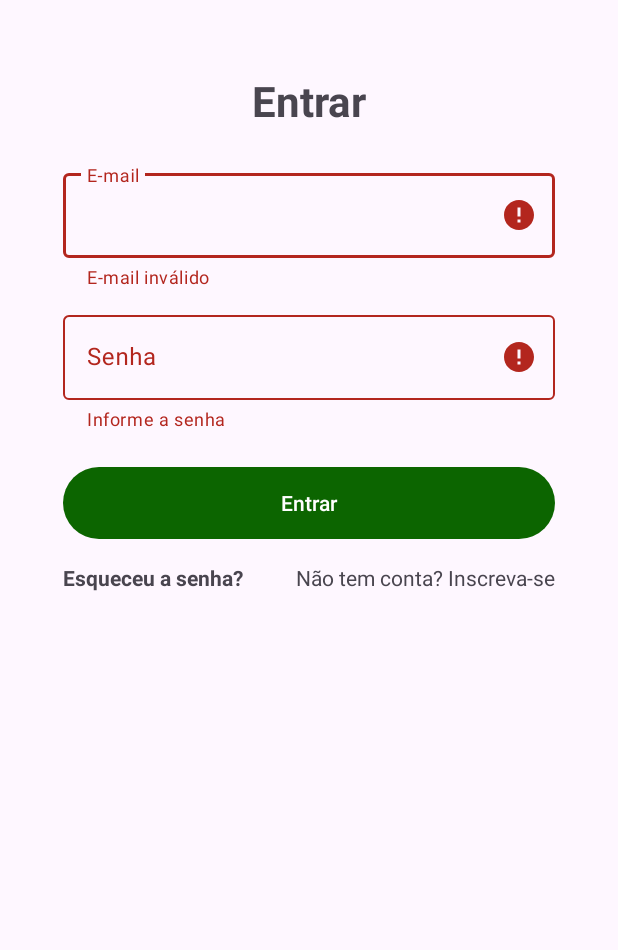
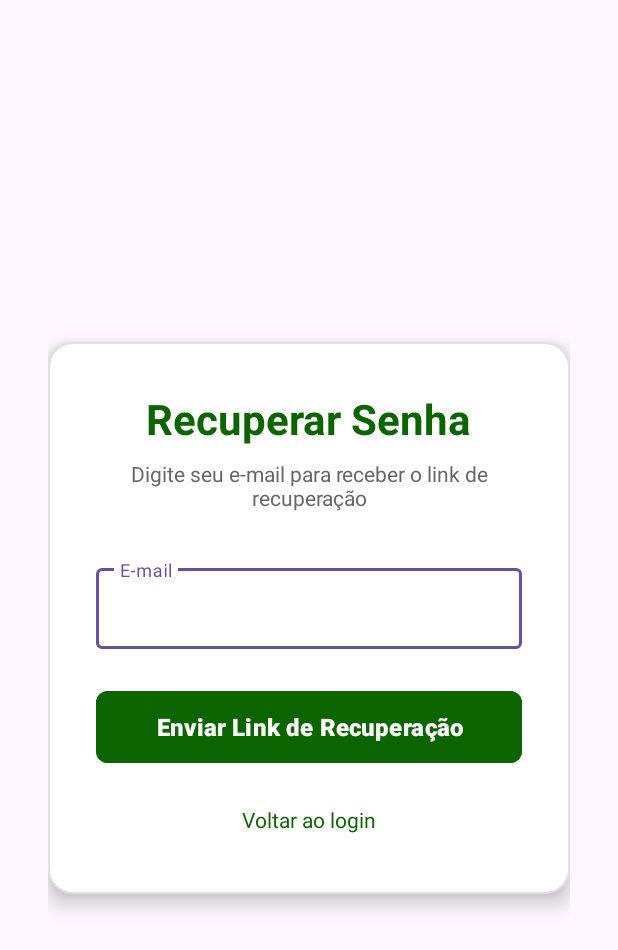
Before and after one commit to 2025-2-NCC3/Projeto2, an Android app: the LoginActivity screen opened directly, with no data from a screen before it, after a tap on "Esqueceu a senha?", on a phone screen of 412 x 824 dp. Shown: the top 950 px of the screen. Run offline under Robolectric (Android 15) with nearby library versions, the phone set to English and light mode, and no system bars; 1 other tap on this screen came first.

Commit message:
Criação da tela de "Esqueci Minha Senha"

```diff
--- a/app/src/main/AndroidManifest.xml
+++ b/app/src/main/AndroidManifest.xml
@@ -40,6 +40,12 @@
             android:name=".MainActivity"
             android:exported="true"
             android:theme="@style/Theme.AplicativoComedoriaDaTia" />
+
+        <activity
+            android:name=".ForgotPassword"
+            android:exported="true"
+            android:theme="@style/Theme.AplicativoComedoriaDaTia"/>
+
     </application>
 
 
--- a/app/src/main/java/com/example/aplicativocomedoriadatia/ForgotPassword.java
+++ b/app/src/main/java/com/example/aplicativocomedoriadatia/ForgotPassword.java
@@ -1,8 +1,10 @@
 package com.example.aplicativocomedoriadatia;
 
+import android.content.Intent;
 import android.os.Bundle;
 import android.widget.Button;
 import android.widget.EditText;
+import android.widget.TextView;
 import android.widget.Toast;
 import androidx.appcompat.app.AppCompatActivity;
 
@@ -10,6 +12,7 @@ public class ForgotPassword extends AppCompatActivity {
 
     private EditText etEmail;
     private Button btnResetPassword;
+    private TextView tvBackToLogin;
 
     @Override
     protected void onCreate(Bundle savedInstanceState) {
@@ -18,7 +21,9 @@ public class ForgotPassword extends AppCompatActivity {
 
         etEmail = findViewById(R.id.etEmail);
         btnResetPassword = findViewById(R.id.btnResetPassword);
+        tvBackToLogin = findViewById(R.id.tvBackToLogin);
 
+        // Clique do botão de enviar
         btnResetPassword.setOnClickListener(v -> {
             String email = etEmail.getText().toString().trim();
 
@@ -30,5 +35,12 @@ public class ForgotPassword extends AppCompatActivity {
                         Toast.LENGTH_LONG).show();
             }
         });
+
+        // 🔹 Clique em "Voltar ao login"
+        tvBackToLogin.setOnClickListener(v -> {
+            Intent intent = new Intent(ForgotPassword.this, LoginActivity.class);
+            startActivity(intent);
+            finish(); // fecha a tela atual
+        });
     }
 }
--- a/app/src/main/java/com/example/aplicativocomedoriadatia/LoginActivity.java
+++ b/app/src/main/java/com/example/aplicativocomedoriadatia/LoginActivity.java
@@ -48,12 +48,16 @@ public class LoginActivity extends AppCompatActivity {
         session = new SessionManager(this);
 
         btnLogin.setOnClickListener(v -> tryLogin());
-        findViewById(R.id.tvGoSignup).setOnClickListener(v ->
-                Toast.makeText(this, "Ir para cadastro…", Toast.LENGTH_SHORT).show()
-        );
-        findViewById(R.id.tvForgot).setOnClickListener(v ->
-                Toast.makeText(this, "Fluxo de recuperação em breve.", Toast.LENGTH_SHORT).show()
-        );
+        findViewById(R.id.tvGoSignup).setOnClickListener(v -> {
+            Intent intent = new Intent(LoginActivity.this, SignupActivity.class);
+            startActivity(intent);
+        });
+
+        findViewById(R.id.tvForgot).setOnClickListener(v -> {
+            Intent intent = new Intent(LoginActivity.this, ForgotPassword.class);
+            startActivity(intent);
+        });
+
     }
 
     private void tryLogin() {
--- /dev/null
+++ b/app/src/main/java/com/example/aplicativocomedoriadatia/MainActivity.java
@@ -0,0 +1,4 @@
+package com.example.aplicativocomedoriadatia;
+
+public class MainActivity {
+}
--- a/app/src/main/res/layout/activity_forgot_password.xml
+++ b/app/src/main/res/layout/activity_forgot_password.xml
@@ -4,8 +4,7 @@
     xmlns:app="http://schemas.android.com/apk/res-auto"
     android:orientation="vertical"
     android:gravity="center"
-    android:padding="32dp"
-    android:background="@color/white">
+    android:padding="32dp">
 
     <!-- Adicionado card container para melhor visual -->
     <LinearLayout
```
